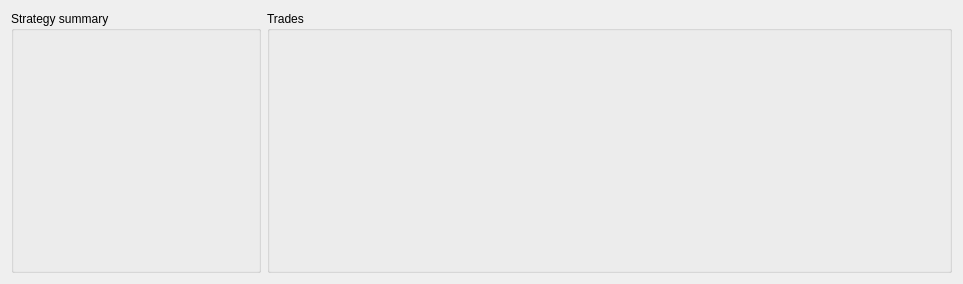
Qt form ui/strategyResults.ui (Skinok/backtrader-pyqt-ui) before a commit.
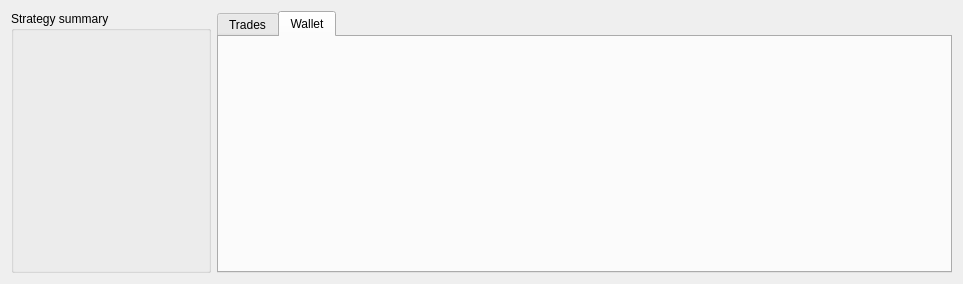
The same form after that commit.

Commit message: Move Wallet to a below table widget

```diff
--- a/ui/strategyResults.ui
+++ b/ui/strategyResults.ui
@@ -16,6 +16,12 @@
   <layout class="QGridLayout" name="gridLayout">
    <item row="0" column="0">
     <widget class="QGroupBox" name="SummaryGB">
+     <property name="minimumSize">
+      <size>
+       <width>200</width>
+       <height>0</height>
+      </size>
+     </property>
      <property name="maximumSize">
       <size>
        <width>250</width>
@@ -36,22 +42,30 @@
     </widget>
    </item>
    <item row="0" column="1">
-    <widget class="QGroupBox" name="TradesGB">
-     <property name="styleSheet">
-      <string notr="true"/>
+    <widget class="QTabWidget" name="ResultsTabWidget">
+     <property name="currentIndex">
+      <number>1</number>
      </property>
-     <property name="title">
+     <widget class="QWidget" name="tradeTab">
+      <attribute name="title">
       <string>Trades</string>
-     </property>
+      </attribute>
      <layout class="QGridLayout" name="gridLayout_3">
       <item row="0" column="0">
-       <layout class="QHBoxLayout" name="horizontalLayout">
-        <property name="spacing">
-         <number>6</number>
-        </property>
-       </layout>
-      </item>
-     </layout>
+        <layout class="QHBoxLayout" name="horizontalLayout"/>
+       </item>
+      </layout>
+     </widget>
+     <widget class="QWidget" name="walletTab">
+      <attribute name="title">
+       <string>Wallet</string>
+      </attribute>
+      <layout class="QGridLayout" name="gridLayout_5">
+       <item row="0" column="0">
+        <layout class="QHBoxLayout" name="horizontalLayout_2"/>
+       </item>
+      </layout>
+     </widget>
     </widget>
    </item>
   </layout>
```
Lines whose indentation alone changed are shown as unchanged. The commit also changes 2 other files.
